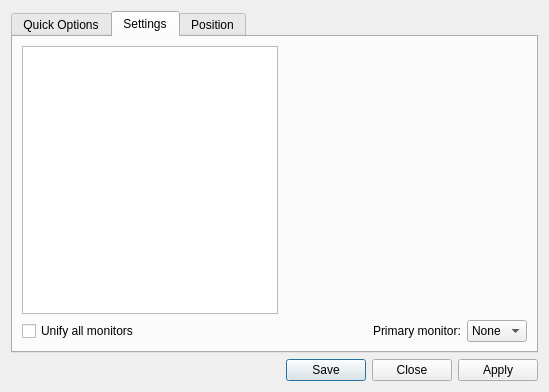
This is lxqt-config-monitor/mainwindow.ui in lxqt/lxqt-config as Qt 5 draws it before an edit. The edited form follows.
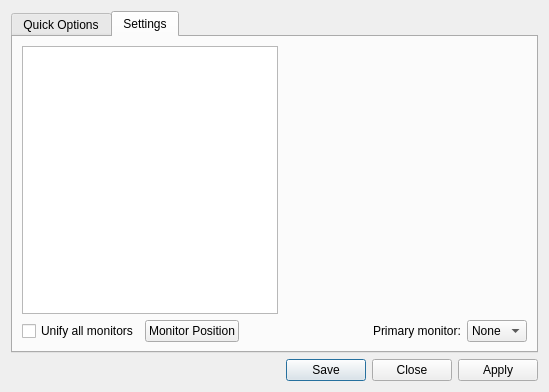
This is the edited form. The open tabs and pages were chosen to show the change. Icons and pictures are not drawn.

Commit message: Graphical monitor position tool implemented.

```diff
--- a/lxqt-config-monitor/mainwindow.ui
+++ b/lxqt-config-monitor/mainwindow.ui
@@ -113,6 +113,13 @@
            </property>
           </widget>
          </item>
+         <item>
+          <widget class="QPushButton" name="positionPushButton">
+           <property name="text">
+            <string>Monitor Position</string>
+           </property>
+          </widget>
+         </item>
          <item>
           <spacer name="horizontalSpacer">
            <property name="orientation">
@@ -146,16 +153,6 @@
        </item>
       </layout>
      </widget>
-     <widget class="QWidget" name="tab">
-      <attribute name="title">
-       <string>Position</string>
-      </attribute>
-      <layout class="QVBoxLayout" name="verticalLayout_4">
-       <item>
-        <widget class="QGraphicsView" name="positionGraphicsView"/>
-       </item>
-      </layout>
-     </widget>
     </widget>
    </item>
    <item>
```
Left out of the diff: 2 changed lines with no effect on the pictures. The commit also changes 9 other files.
